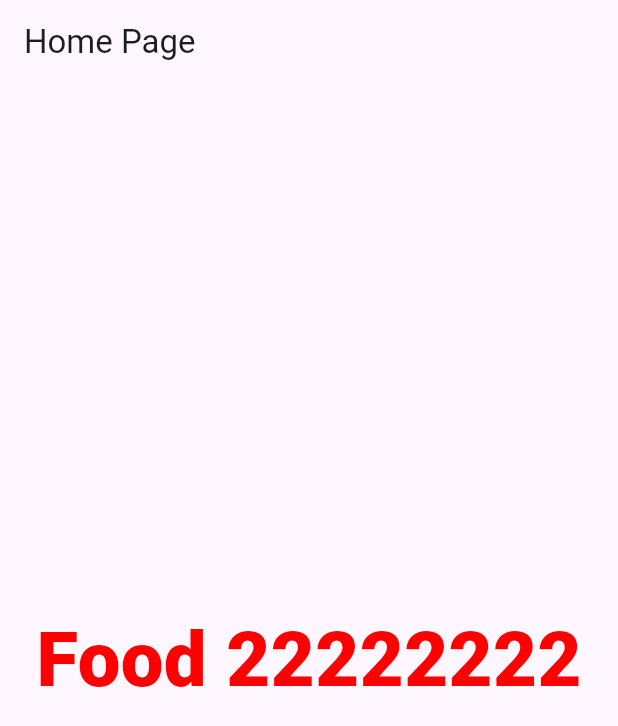
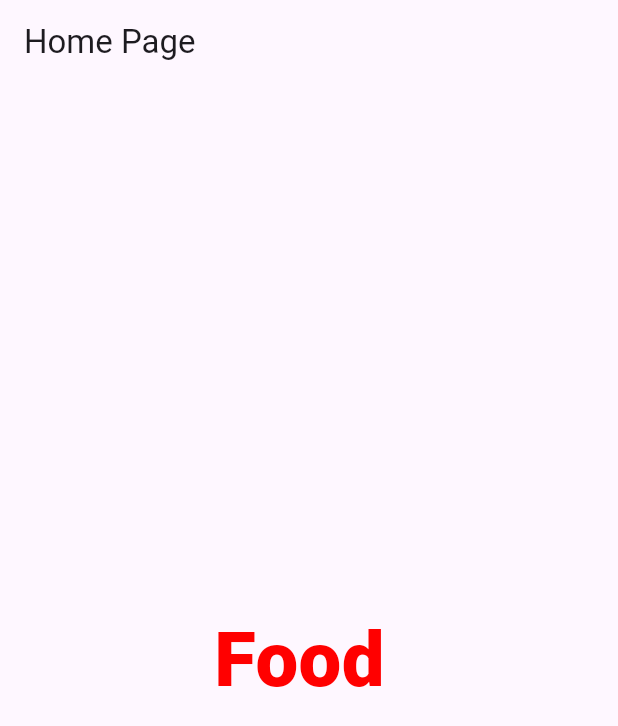
Before and after one commit to Nurtilekb/food_delivery_app, a Flutter app: the FirstScreen screen opened directly, on a phone screen of 412 x 824 dp. Shown: the top 726 px of the screen. Run offline on Flutter 3.47's test engine with Material 3 defaults, Android fonts, the phone set to English and light mode, and no system bars; our stand-ins replace flutter_screenutil; Roboto replaces fonts that are missing (Avenir).

Commit message:
add shift

```diff
--- a/lib/app/presentation/view/firstscreen.dart
+++ b/lib/app/presentation/view/firstscreen.dart
@@ -11,7 +11,7 @@ class FirstScreen extends StatelessWidget {
         title: Text('Home Page'),
       ),
       body: Center(
-        child: Text('Food 22222222', style: Styles.splashtext),
+        child: Text('Food ', style: Styles.splashtext),
       ),
     );
   }
--- a/lib/app/presentation/view/splashscreen.dart
+++ b/lib/app/presentation/view/splashscreen.dart
@@ -10,7 +10,6 @@ class SplashScreen extends StatefulWidget {
   const SplashScreen({super.key});
 
   @override
-  // ignore: library_private_types_in_public_api
   _SplashScreenState createState() => _SplashScreenState();
 }
 
--- a/lib/constants/typestyles.dart
+++ b/lib/constants/typestyles.dart
@@ -12,7 +12,7 @@ abstract class Styles {
     fontSize: 16.sp,
     fontWeight: FontWeight.w400,
     fontFamily: 'Avenir',
-    color: Color(0xFFffffff),
+    color: Color.fromARGB(255, 23, 9, 9),
   );
   static TextStyle chickenburg = TextStyle(
     fontSize: 27.sp,
--- a/pubspec.yaml
+++ b/pubspec.yaml
@@ -78,7 +78,7 @@ flutter:
   fonts:
     - family: Avenir
       fonts:
-        - asset: assets/fonts/Avenir.zip
+        - asset: assets/fonts/Avenir.ttf
 
 
   # For details regarding fonts from package dependencies,
```
Also changed, not shown: 3 other files.
